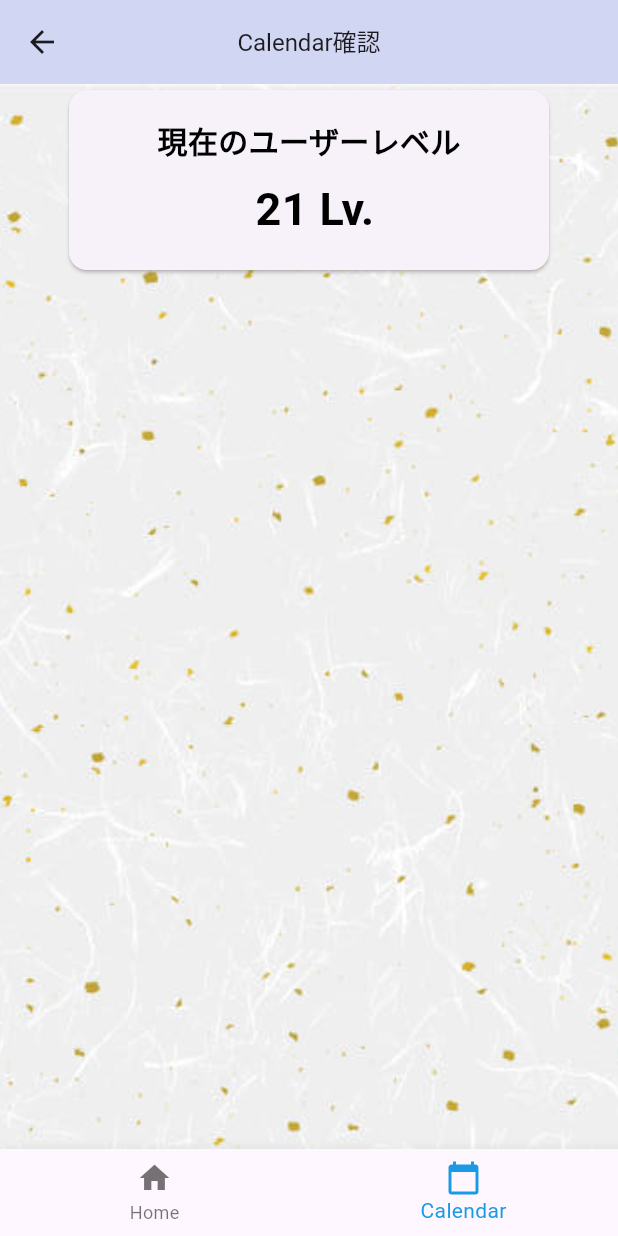
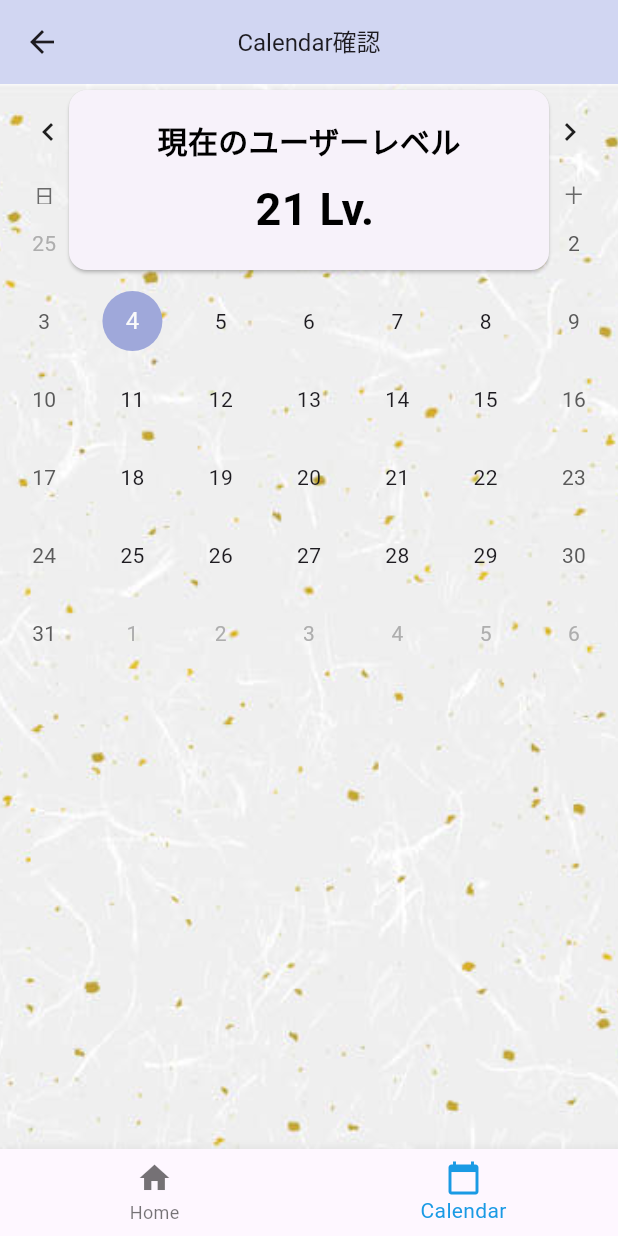
Before and after one commit to Yuma-Tsukakoshi/lab_flutter_app, a Flutter app: the _HearableServiceView screen opened directly, item 2 of the bottom bar chosen, on a phone screen of 412 x 824 dp. Run offline on Flutter 3.47's test engine with Material 3 defaults, Android fonts, the phone set to English and light mode, and no system bars; drawn by our look-alikes of table_calendar; our stand-ins replace fl_chart, plugin_platform_interface.

Commit message:
add: カレンダー表示

```diff
--- a/hearable_device_sdk_sample/lib/calendar.dart
+++ b/hearable_device_sdk_sample/lib/calendar.dart
@@ -16,6 +16,7 @@ import 'package:hearable_device_sdk_sample/eaa.dart';
 import 'package:hearable_device_sdk_sample/battery.dart';
 import 'package:hearable_device_sdk_sample/config.dart';
 import 'package:fl_chart/fl_chart.dart';
+import 'package:table_calendar/table_calendar.dart';
 
 import 'package:hearable_device_sdk_sample_plugin/hearable_device_sdk_sample_plugin.dart';
 import 'dart:math' as math;
@@ -350,7 +351,18 @@ class _HearableServiceViewState extends State<_HearableServiceView> {
                   fit: BoxFit.fitHeight),
             ),
           ),
-          Row(
+                const SizedBox(height: 50),
+
+                TableCalendar(
+                  firstDay: DateTime(2020, 1, 1),
+                  lastDay: DateTime(2040, 12, 31),
+                  focusedDay: DateTime.now(),
+                  locale: 'ja_JP',
+                ),
+
+                const SizedBox(height: 100),
+
+                Row(
                       mainAxisAlignment: MainAxisAlignment.center,
                       children: [
                         Card(
--- a/hearable_device_sdk_sample/pubspec.yaml
+++ b/hearable_device_sdk_sample/pubspec.yaml
@@ -33,6 +33,8 @@ dependencies:
     sdk: flutter
   flutter_launcher_icons: ^0.13.1
   fl_chart: ^0.63.0
+  table_calendar: ^3.1.0
+  intl: ^0.19.0
 
   hearable_device_sdk_sample_plugin:
     path: ../hearable_device_sdk_sample_plugin
```
Also changed, not shown: hearable_device_sdk_sample/lib/main.dart (+10 -5 lines), hearable_device_sdk_sample/pubspec.lock.
